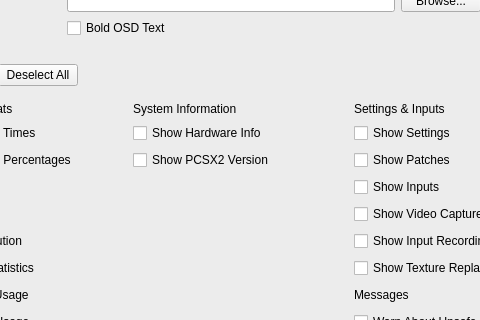
PenguinVRLab/PenguinScreen2, file pcsx2-qt/Settings/OSDSettingsWidget.ui: the form before one commit; both pictures show x 110 to 590 and y 164 to 484 of the 700 by 800 pixel window.
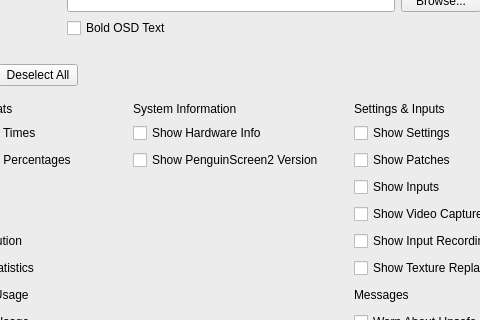
The form after the commit.

Commit message:
PenguinScreen2 1.0-rc2
The 1.0-rc2 source, in one commit on top of the two import layers below it
(the PCSX2 fork base and the vendored Khronos OpenXR SDK), so that the diff
against them shows what PenguinScreen2 changes in upstream PCSX2.
The release is tag v1.0-rc2.

Diff of the .ui file:
```diff
--- a/pcsx2-qt/Settings/OSDSettingsWidget.ui
+++ b/pcsx2-qt/Settings/OSDSettingsWidget.ui
@@ -369,7 +369,7 @@
         <item row="2" column="1">
          <widget class="QCheckBox" name="showVersion">
           <property name="text">
-           <string>Show PCSX2 Version</string>
+           <string>Show PenguinScreen2 Version</string>
           </property>
          </widget>
         </item>
```
The commit also changes 1123 other files.
